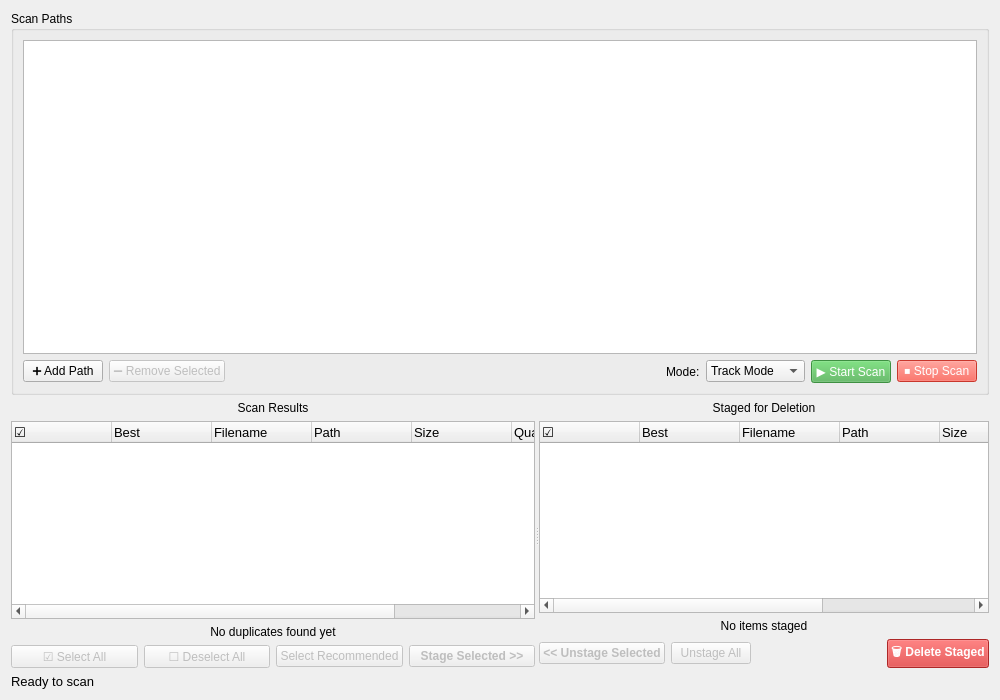
Before: the Qt Designer form src/duperscooper_gui/ui/dual_pane_widget.ui in ohtostado/duperscooper, drawn with Qt 5.
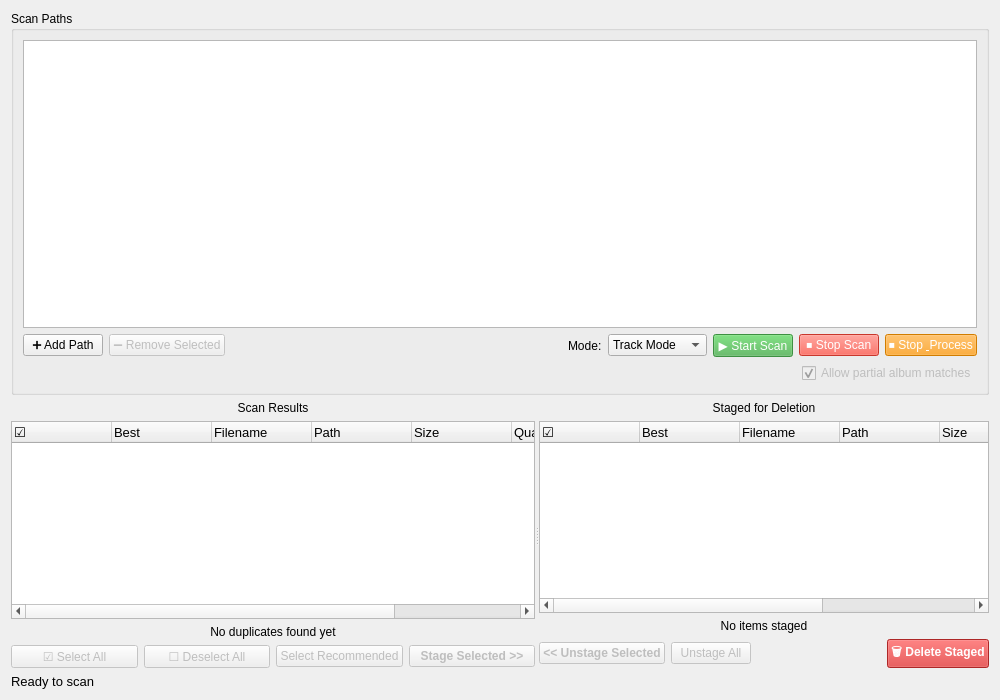
After: the same form once the commit is applied.

Commit message: feat: implement functional stop scan and stop & process buttons

```diff
--- a/src/duperscooper_gui/ui/dual_pane_widget.ui
+++ b/src/duperscooper_gui/ui/dual_pane_widget.ui
@@ -140,6 +140,61 @@
           </property>
          </widget>
         </item>
+        <item>
+         <widget class="QPushButton" name="stopAndProcessButton">
+          <property name="text">
+           <string>⏹ Stop &amp; Process</string>
+          </property>
+          <property name="enabled">
+           <bool>false</bool>
+          </property>
+          <property name="sizePolicy">
+           <sizepolicy hsizetype="Fixed" vsizetype="Fixed">
+            <horstretch>0</horstretch>
+            <verstretch>0</verstretch>
+           </sizepolicy>
+          </property>
+          <property name="toolTip">
+           <string>Stop directory scanning and process albums found so far</string>
+          </property>
+          <property name="styleSheet">
+           <string notr="true">background-color: #ff9800; color: white;</string>
+          </property>
+         </widget>
+        </item>
+       </layout>
+      </item>
+      <item>
+       <layout class="QHBoxLayout" name="albumOptionsLayout">
+        <item>
+         <spacer name="horizontalSpacer2">
+          <property name="orientation">
+           <enum>Qt::Horizontal</enum>
+          </property>
+          <property name="sizeHint" stdset="0">
+           <size>
+            <width>40</width>
+            <height>20</height>
+           </size>
+          </property>
+         </spacer>
+        </item>
+        <item>
+         <widget class="QCheckBox" name="allowPartialCheckBox">
+          <property name="text">
+           <string>Allow partial album matches</string>
+          </property>
+          <property name="toolTip">
+           <string>Match albums with different track counts (e.g., standard vs deluxe editions)</string>
+          </property>
+          <property name="enabled">
+           <bool>false</bool>
+          </property>
+          <property name="checked">
+           <bool>true</bool>
+          </property>
+         </widget>
+        </item>
        </layout>
       </item>
      </layout>
```
The commit also changes 4 other files.
